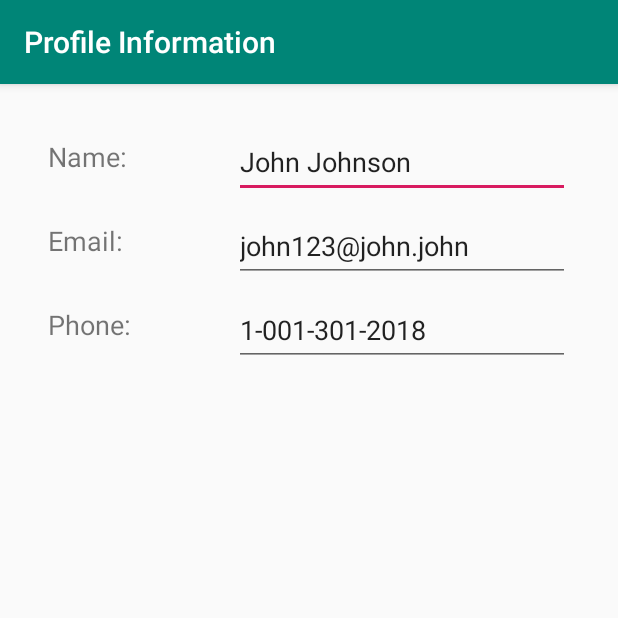
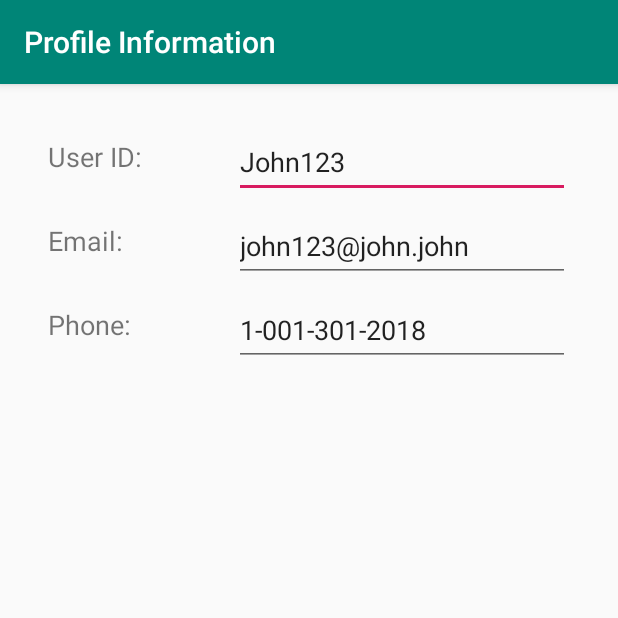
Before and after one commit to CMPUT301F18T10/MediTrack, an Android app: the ProfileInformationActivity screen opened directly, with no data from a screen before it, on a phone screen of 412 x 824 dp, the top half of it. Run offline under Robolectric (Android 15) with nearby library versions, the phone set to English and light mode, and no system bars.

Commit message:
user id and real name change

```diff
--- a/app/src/main/res/layout/content_profile_information.xml
+++ b/app/src/main/res/layout/content_profile_information.xml
@@ -9,12 +9,12 @@
     tools:showIn="@layout/activity_profile_information">
 
     <TextView
-        android:id="@+id/profileName"
+        android:id="@+id/profileUserIDLabel"
         android:layout_width="64dp"
         android:layout_height="48dp"
         android:layout_marginStart="32dp"
         android:layout_marginTop="36dp"
-        android:text="Name:"
+        android:text="User ID:"
         android:textAlignment="viewStart"
         android:textSize="18sp"
         app:layout_constraintStart_toStartOf="parent"
@@ -30,7 +30,7 @@
         android:textAlignment="viewStart"
         android:textSize="18sp"
         app:layout_constraintStart_toStartOf="parent"
-        app:layout_constraintTop_toBottomOf="@+id/profileName" />
+        app:layout_constraintTop_toBottomOf="@+id/profileUserIDLabel" />
 
     <TextView
         android:id="@+id/profilePhoneLabel"
@@ -45,14 +45,14 @@
         app:layout_constraintTop_toBottomOf="@+id/profileEmailLabel" />
 
     <EditText
-        android:id="@+id/profileNameInput"
+        android:id="@+id/profileUserIDInput"
         android:layout_width="224dp"
         android:layout_height="48dp"
         android:layout_marginTop="28dp"
         android:layout_marginEnd="32dp"
         android:ems="10"
         android:inputType="textPersonName"
-        android:text="John Johnson"
+        android:text="John123"
         app:layout_constraintEnd_toEndOf="parent"
         app:layout_constraintTop_toTopOf="parent" />
 
@@ -66,7 +66,7 @@
         android:inputType="textPersonName"
         android:text="john123@john.john"
         app:layout_constraintEnd_toEndOf="parent"
-        app:layout_constraintTop_toBottomOf="@+id/profileNameInput" />
+        app:layout_constraintTop_toBottomOf="@+id/profileUserIDInput" />
 
     <EditText
         android:id="@+id/profilePhoneInput"
```
